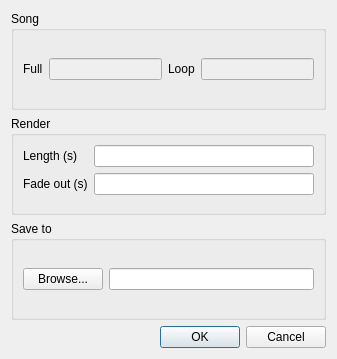
This is src/editor/RenderDialog.ui in yuxshao/ptcollab as Qt 5 draws it before an edit. The edited form follows.
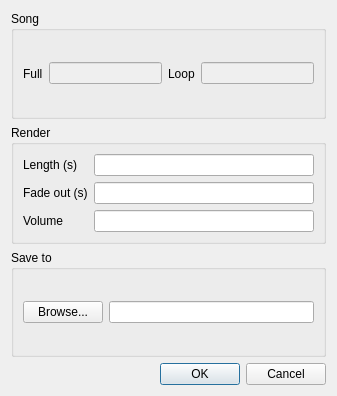
This is the edited form. Icons and pictures are not drawn.

Commit message: render volume option

Diff of the .ui file:
```diff
--- a/src/editor/RenderDialog.ui
+++ b/src/editor/RenderDialog.ui
@@ -7,7 +7,7 @@
     <x>0</x>
     <y>0</y>
     <width>337</width>
-    <height>359</height>
+    <height>396</height>
    </rect>
   </property>
   <property name="windowTitle">
@@ -81,6 +81,16 @@
         </property>
        </widget>
       </item>
+      <item row="2" column="0">
+       <widget class="QLabel" name="label_5">
+        <property name="text">
+         <string>Volume</string>
+        </property>
+       </widget>
+      </item>
+      <item row="2" column="1">
+       <widget class="QLineEdit" name="volumeEdit"/>
+      </item>
      </layout>
     </widget>
    </item>
```
The commit also changes 7 other files.
